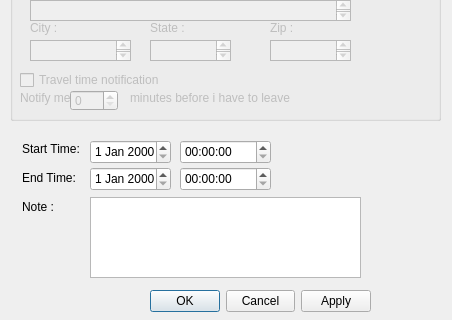
Above: Calendar/addeventbutton.ui from oscarl1127/CSUSM_CS441_Project before the change; both pictures show x 0 to 452 and y 190 to 510 of the 452 by 510 pixel window. Below: the same form after it.
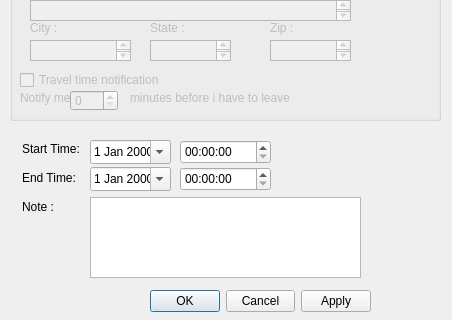
That is the form after the change.

Commit message: add event popup window

The edit to the form file:
```diff
--- a/Calendar/addeventbutton.ui
+++ b/Calendar/addeventbutton.ui
@@ -68,6 +68,9 @@
      <height>24</height>
     </rect>
    </property>
+   <property name="calendarPopup">
+    <bool>true</bool>
+   </property>
   </widget>
   <widget class="QWidget" name="layoutWidget">
    <property name="geometry">
@@ -159,6 +162,9 @@
      <height>24</height>
     </rect>
    </property>
+   <property name="calendarPopup">
+    <bool>true</bool>
+   </property>
   </widget>
   <widget class="QTimeEdit" name="StartTime_Box">
    <property name="geometry">
```
The commit also changes 5 other files.
